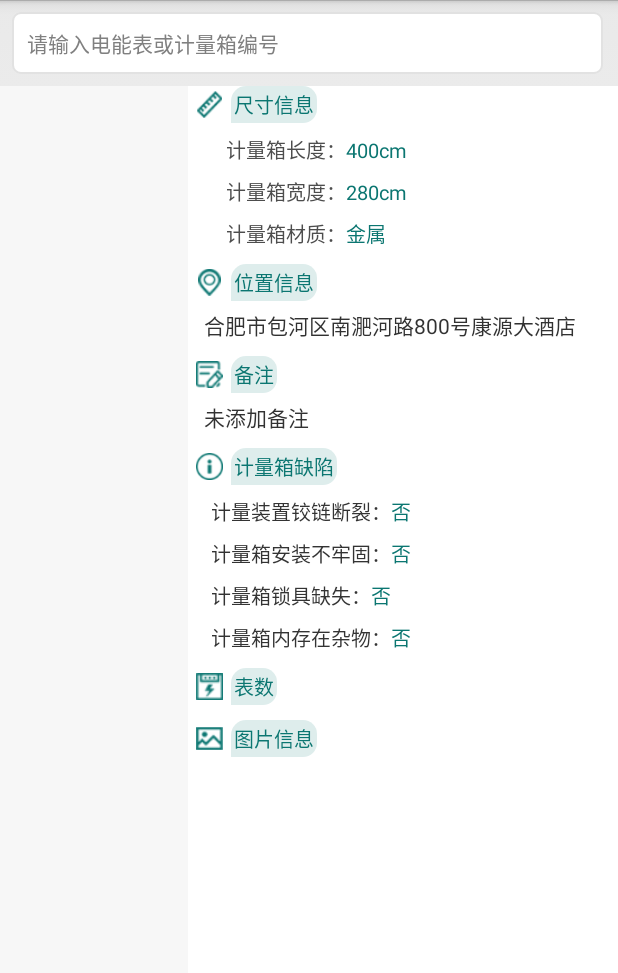
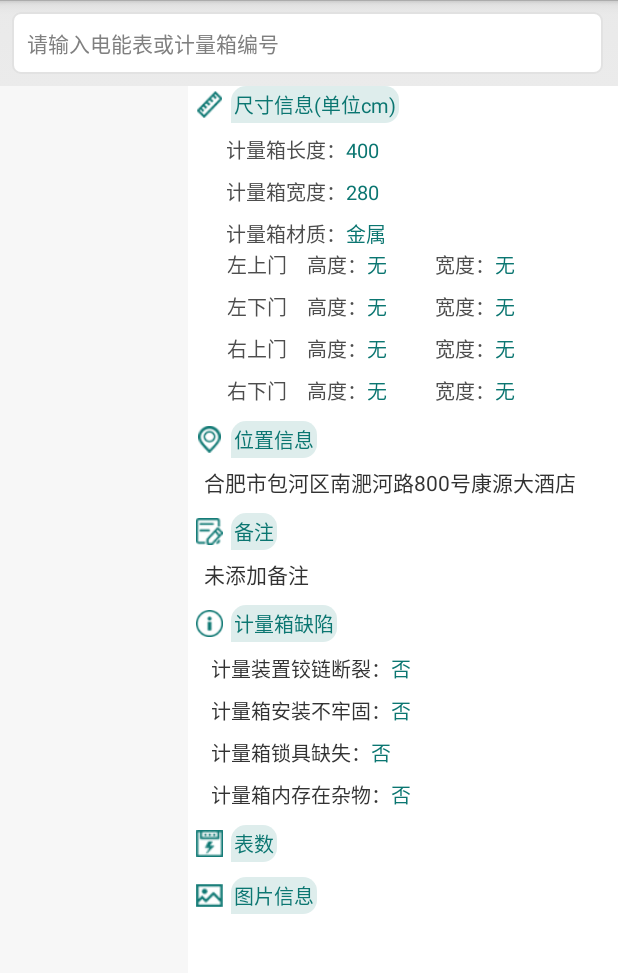
Before and after one commit to zane618/android-ah-uhf-new, an Android app: the layout activity_data_record.xml on its own in the app's theme, with its tools: preview values and no code run, on a phone screen of 412 x 824 dp, the part 72-1045 px from its top. Run offline under Robolectric (Android 15) with nearby library versions, the phone set to English and light mode, and no system bars.

Commit message:
添加4门尺寸

```diff
--- a/app/src/main/java/com/beiming/uhf_test/activity/RecordDataActivity.java
+++ b/app/src/main/java/com/beiming/uhf_test/activity/RecordDataActivity.java
@@ -26,7 +26,6 @@ import android.widget.Toast;
 
 import com.alibaba.fastjson.JSONObject;
 import com.beiming.uhf_test.R;
-import com.beiming.uhf_test.activity.login.LoginActivity;
 import com.beiming.uhf_test.activity.pic.PhotoPickerActivity;
 import com.beiming.uhf_test.activity.pic.PreviewPhotoActivity;
 import com.beiming.uhf_test.adapter.pic.AttachmentAdapter;
@@ -46,9 +45,8 @@ import com.beiming.uhf_test.utils.FastJson;
 import com.beiming.uhf_test.utils.PermissionUtils;
 import com.beiming.uhf_test.utils.SharedPreferencesUtil;
 import com.beiming.uhf_test.utils.ToastUtils;
-import com.beiming.uhf_test.view.DoorInfoLayout;
+import com.beiming.uhf_test.view.DoorInfoInputLayout;
 import com.beiming.uhf_test.widget.ScrollGridView;
-import com.nostra13.dcloudimageloader.utils.L;
 
 import org.greenrobot.eventbus.EventBus;
 import org.greenrobot.eventbus.Subscribe;
@@ -115,7 +113,7 @@ public class RecordDataActivity extends BaseActivity implements View.OnClickList
     @BindView(R.id.tv_x_luru)
     TextView tv_x_luru;
     @BindView(R.id.doorInfoLayout)
-    DoorInfoLayout doorInfoLayout;
+    DoorInfoInputLayout doorInfoInputLayout;
 
     private List<PhotoBean> photoBeanList = new ArrayList<>();//图片集合
     private AttachmentAdapter attachmentAdapter;
@@ -286,14 +284,14 @@ public class RecordDataActivity extends BaseActivity implements View.OnClickList
         boxBean.setQxZawu(zawu_y.isChecked() ? "是" : "否");
         boxBean.setCaizhi(caizhi);
         //四门尺寸
-        boxBean.setZsGao(doorInfoLayout.getZsGao());
-        boxBean.setZsKuan(doorInfoLayout.getZsKuan());
-        boxBean.setZxGao(doorInfoLayout.getZxGao());
-        boxBean.setZxKuan(doorInfoLayout.getZxKuan());
-        boxBean.setYsGao(doorInfoLayout.getYsGao());
-        boxBean.setYsKuan(doorInfoLayout.getYsKuan());
-        boxBean.setYxGao(doorInfoLayout.getYxGao());
-        boxBean.setYxKuan(doorInfoLayout.getYxKuan());
+        boxBean.setZsGao(doorInfoInputLayout.getZsGao());
+        boxBean.setZsKuan(doorInfoInputLayout.getZsKuan());
+        boxBean.setZxGao(doorInfoInputLayout.getZxGao());
+        boxBean.setZxKuan(doorInfoInputLayout.getZxKuan());
+        boxBean.setYsGao(doorInfoInputLayout.getYsGao());
+        boxBean.setYsKuan(doorInfoInputLayout.getYsKuan());
+        boxBean.setYxGao(doorInfoInputLayout.getYxGao());
+        boxBean.setYxKuan(doorInfoInputLayout.getYxKuan());
         boxBean.setBoxImages(photoBeanList);
         if (TextUtils.isEmpty(et_xiang_chang.getText().toString())) {
             boxBean.setChang("未填写");
--- a/app/src/main/java/com/beiming/uhf_test/fragment/DataRecordFragment.java
+++ b/app/src/main/java/com/beiming/uhf_test/fragment/DataRecordFragment.java
@@ -34,6 +34,7 @@ import com.beiming.uhf_test.db.GreenDaoManager;
 import com.beiming.uhf_test.greendao.gen.MeasBoxBeanDao;
 import com.beiming.uhf_test.greendao.gen.MeterBeanDao;
 import com.beiming.uhf_test.utils.ConstantUtil;
+import com.beiming.uhf_test.view.DoorInfoShowLayout;
 import com.beiming.uhf_test.widget.ScrollGridView;
 import com.chad.library.adapter.base.BaseQuickAdapter;
 
@@ -85,6 +86,9 @@ public class DataRecordFragment extends KeyDwonFragment implements View.OnClickL
     TextView tv_suo;
     @BindView(R.id.tv_zawu)
     TextView tv_zawu;
+
+    @BindView(R.id.doorInfoLayout)
+    DoorInfoShowLayout doorInfoLayout;
 
 
     private UHFMainActivity mContext;
@@ -235,6 +239,7 @@ public class DataRecordFragment extends KeyDwonFragment implements View.OnClickL
             tv_laogu.setText(measBoxBean.getQxLaogu());
             tv_suo.setText(measBoxBean.getQxSuo());
             tv_zawu.setText(measBoxBean.getQxZawu());
+            doorInfoLayout.setDatas(measBoxBean);
 
         }
         //刷新右侧表列表
--- a/app/src/main/java/com/beiming/uhf_test/view/DoorInfoLayout.kt
+++ b/app/src/main/java/com/beiming/uhf_test/view/DoorInfoInputLayout.kt
@@ -10,7 +10,7 @@ import com.beiming.uhf_test.R
 /**
  * created by zhangshi on 2022/7/22.
  */
-class DoorInfoLayout(context: Context, attributeSet: AttributeSet?=null): LinearLayout (
+class DoorInfoInputLayout(context: Context, attributeSet: AttributeSet?=null): LinearLayout (
         context, attributeSet){
 
     private var zsGao: EditText
--- /dev/null
+++ b/app/src/main/java/com/beiming/uhf_test/view/DoorInfoShowLayout.kt
@@ -0,0 +1,55 @@
+package com.beiming.uhf_test.view
+
+import android.content.Context
+import android.util.AttributeSet
+import android.view.LayoutInflater
+import android.widget.TextView
+import android.widget.LinearLayout
+import com.beiming.uhf_test.R
+import com.beiming.uhf_test.bean.MeasBoxBean
+
+/**
+ * created by zhangshi on 2022/7/22.
+ */
+class DoorInfoShowLayout(context: Context, attributeSet: AttributeSet?=null): LinearLayout (
+        context, attributeSet){
+
+    private var zsGao: TextView
+    private var zsKuan: TextView
+    private var zxGao: TextView
+    private var zxKuan: TextView
+
+    private var ysGao: TextView
+    private var ysKuan: TextView
+    private var yxGao: TextView
+    private var yxKuan: TextView
+
+    init {
+        LayoutInflater.from(context).inflate(R.layout.layout_record_data_show_include, this)
+
+        zsGao = findViewById(R.id.tv_zs_gao)
+        zsKuan = findViewById(R.id.tv_zs_kuan)
+        zxGao = findViewById(R.id.tv_zx_gao)
+        zxKuan = findViewById(R.id.tv_zx_kuan)
+
+        ysGao = findViewById(R.id.tv_ys_gao)
+        ysKuan = findViewById(R.id.tv_ys_kuan)
+        yxGao = findViewById(R.id.tv_yx_gao)
+        yxKuan = findViewById(R.id.tv_yx_kuan)
+    }
+
+    fun setDatas(measBoxBean: MeasBoxBean) {
+        measBoxBean.let {
+            zsGao.text = it.zsGao
+            zsKuan.text = it.zsKuan
+            zxGao.text = it.zxGao
+            zxKuan.text = it.zxKuan
+
+            ysGao.text = it.ysGao
+            ysKuan.text = it.yxKuan
+            yxGao.text = it.yxGao
+            yxKuan.text = it.yxKuan
+        }
+    }
+
+}
--- a/app/src/main/res/layout/activity_data_record.xml
+++ b/app/src/main/res/layout/activity_data_record.xml
@@ -57,7 +57,7 @@
                         android:layout_height="wrap_content"
                         android:padding="2dp"
                         android:layout_marginLeft="5dp"
-                        android:text="尺寸信息"
+                        android:text="尺寸信息(单位cm)"
                         android:background="@drawable/shape_ty_bendi"
                         android:textColor="#ff0b7671"
                         android:textSize="13sp"/>
@@ -80,7 +80,7 @@
                         android:id="@+id/tv_chang"
                         android:layout_width="wrap_content"
                         android:layout_height="wrap_content"
-                        android:text="400cm"
+                        android:text="400"
                         android:textColor="#ff0b7671"
                         android:textSize="13sp"
                         />
@@ -102,7 +102,7 @@
                         android:id="@+id/tv_kuan"
                         android:layout_width="wrap_content"
                         android:layout_height="wrap_content"
-                        android:text="280cm"
+                        android:text="280"
                         android:textColor="#ff0b7671"
                         android:textSize="13sp"
                         />
@@ -130,6 +130,10 @@
                         android:textSize="13sp"
                         />
                 </LinearLayout>
+                <com.beiming.uhf_test.view.DoorInfoShowLayout
+                    android:id="@+id/doorInfoLayout"
+                    android:layout_width="match_parent"
+                    android:layout_height="wrap_content"/>
 
                 <LinearLayout
                     android:layout_width="match_parent"
--- a/app/src/main/res/layout/activity_record_data.xml
+++ b/app/src/main/res/layout/activity_record_data.xml
@@ -125,7 +125,7 @@
                         android:textStyle="bold" />
                 </LinearLayout>
 
-                <com.beiming.uhf_test.view.DoorInfoLayout
+                <com.beiming.uhf_test.view.DoorInfoInputLayout
                     android:id="@+id/doorInfoLayout"
                     android:layout_width="match_parent"
                     android:layout_height="wrap_content"/>
--- /dev/null
+++ b/app/src/main/res/layout/layout_record_data_show_include.xml
@@ -0,0 +1,211 @@
+<?xml version="1.0" encoding="utf-8"?>
+<LinearLayout xmlns:android="http://schemas.android.com/apk/res/android"
+    android:orientation="vertical"
+    android:layout_width="match_parent"
+    android:layout_height="match_parent"
+    android:paddingLeft="15dp">
+
+    <!--                左上门尺寸-->
+    <LinearLayout
+        android:layout_width="match_parent"
+        android:layout_height="wrap_content"
+        android:background="@color/white"
+        android:orientation="horizontal"
+        android:paddingLeft="5dp"
+        android:paddingRight="10dp">
+
+        <TextView
+            android:layout_width="wrap_content"
+            android:layout_height="wrap_content"
+            android:text="左上门    高度："
+            android:textColor="#ff4d4d4d"
+            android:textSize="13sp"
+            />
+
+        <TextView
+            android:id="@+id/tv_zs_gao"
+            android:layout_width="wrap_content"
+            android:layout_height="wrap_content"
+            android:minEms="2"
+            android:gravity="left"
+            android:background="@null"
+            android:text="无"
+            android:inputType="number"
+            android:textColor="#ff0b7671"
+            android:textSize="13sp"
+            />
+        <TextView
+            android:layout_width="wrap_content"
+            android:layout_height="wrap_content"
+            android:text="    宽度："
+            android:textColor="#ff4d4d4d"
+            android:textSize="13sp"
+            />
+
+        <TextView
+            android:id="@+id/tv_zs_kuan"
+            android:layout_width="wrap_content"
+            android:layout_height="wrap_content"
+            android:minEms="2"
+            android:gravity="left"
+            android:background="@null"
+            android:text="无"
+            android:inputType="number"
+            android:textColor="#ff0b7671"
+            android:textSize="13sp"
+            />
+    </LinearLayout>
+    <!--                左上门尺寸-->
+    <LinearLayout
+        android:layout_width="match_parent"
+        android:layout_height="wrap_content"
+        android:background="@color/white"
+        android:orientation="horizontal"
+        android:paddingLeft="5dp"
+        android:paddingTop="7dp"
+        android:paddingRight="10dp">
+
+        <TextView
+            android:layout_width="wrap_content"
+            android:layout_height="wrap_content"
+            android:text="左下门    高度："
+            android:textColor="#ff4d4d4d"
+            android:textSize="13sp"
+            />
+
+        <TextView
+            android:id="@+id/tv_zx_gao"
+            android:layout_width="wrap_content"
+            android:layout_height="wrap_content"
+            android:minEms="2"
+            android:gravity="left"
+            android:background="@null"
+            android:text="无"
+            android:inputType="number"
+            android:textColor="#ff0b7671"
+            android:textSize="13sp"
+            />
+        <TextView
+            android:layout_width="wrap_content"
+            android:layout_height="wrap_content"
+            android:text="    宽度："
+            android:textColor="#ff4d4d4d"
+            android:textSize="13sp"
+            />
+
+        <TextView
+            android:id="@+id/tv_zx_kuan"
+            android:layout_width="wrap_content"
+            android:layout_height="wrap_content"
+            android:minEms="2"
+            android:gravity="left"
+            android:background="@null"
+            android:text="无"
+            android:inputType="number"
+            android:textColor="#ff0b7671"
+            android:textSize="13sp"
+            />
+    </LinearLayout>
+    <!--                左上门尺寸-->
+    <LinearLayout
+        android:layout_width="match_parent"
+        android:layout_height="wrap_content"
+        android:background="@color/white"
+        android:orientation="horizontal"
+        android:paddingLeft="5dp"
+        android:paddingTop="7dp"
+        android:paddingRight="10dp">
+
+        <TextView
+            android:layout_width="wrap_content"
+            android:layout_height="wrap_content"
+            android:text="右上门    高度："
+            android:textColor="#ff4d4d4d"
+            android:textSize="13sp"
+            />
+
+        <TextView
+            android:id="@+id/tv_ys_gao"
+            android:layout_width="wrap_content"
+            android:layout_height="wrap_content"
+            android:minEms="2"
+            android:gravity="left"
+            android:background="@null"
+            android:inputType="number"
+            android:text="无"
+            android:textColor="#ff0b7671"
+            android:textSize="13sp"
+            />
+        <TextView
+            android:layout_width="wrap_content"
+            android:layout_height="wrap_content"
+            android:text="    宽度："
+            android:textColor="#ff4d4d4d"
+            android:textSize="13sp"
+            />
+
+        <TextView
+            android:id="@+id/tv_ys_kuan"
+            android:layout_width="wrap_content"
+            android:layout_height="wrap_content"
+            android:minEms="2"
+            android:gravity="left"
+            android:background="@null"
+            android:text="无"
+            android:inputType="number"
+            android:textColor="#ff0b7671"
+            android:textSize="13sp"
+            />
+    </LinearLayout>
+    <!--                左上门尺寸-->
+    <LinearLayout
+        android:layout_width="match_parent"
+        android:layout_height="wrap_content"
+        android:background="@color/white"
+        android:orientation="horizontal"
+        android:paddingLeft="5dp"
+        android:paddingTop="7dp"
+        android:paddingRight="10dp">
+
+        <TextView
+            android:layout_width="wrap_content"
+            android:layout_height="wrap_content"
+            android:text="右下门    高度："
+            android:textColor="#ff4d4d4d"
+            android:textSize="13sp"
+            />
+
+        <TextView
+            android:id="@+id/tv_yx_gao"
+            android:layout_width="wrap_content"
+            android:layout_height="wrap_content"
+            android:minEms="2"
+            android:gravity="left"
+            android:background="@null"
+            android:text="无"
+            android:inputType="number"
+            android:textColor="#ff0b7671"
+            android:textSize="13sp"
+            />
+        <TextView
+            android:layout_width="wrap_content"
+            android:layout_height="wrap_content"
+            android:text="    宽度："
+            android:textColor="#ff4d4d4d"
+            android:textSize="13sp"
+            />
+
+        <TextView
+            android:id="@+id/tv_yx_kuan"
+            android:layout_width="wrap_content"
+            android:layout_height="wrap_content"
+            android:minEms="2"
+            android:gravity="left"
+            android:background="@null"
+            android:text="无"
+            android:inputType="number"
+            android:textColor="#ff0b7671"
+            android:textSize="13sp"
+            />
+    </LinearLayout>
+</LinearLayout>
```
